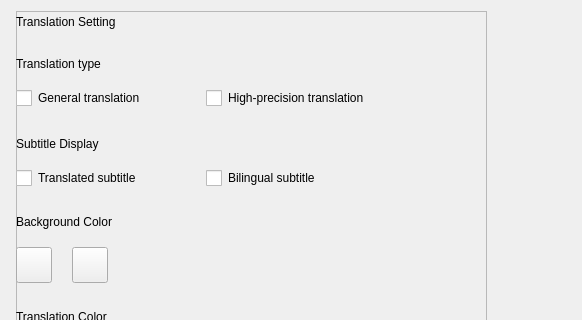
Old version of the form widget/Setting/SoundBot/WTranslationPage.ui in the repository yechaoGitHub/AI; both pictures show x 0 to 582 and y 0 to 320 of the 696 by 685 pixel window.
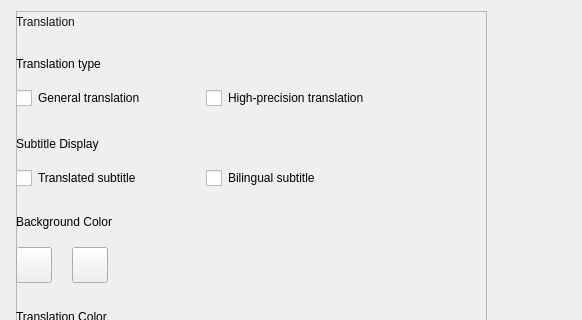
New version of the form. Icons and pictures are not drawn. Custom widgets are drawn as their Qt base class.

```diff
--- a/widget/Setting/SoundBot/WTranslationPage.ui
+++ b/widget/Setting/SoundBot/WTranslationPage.ui
@@ -69,10 +69,11 @@
          </size>
         </property>
         <property name="styleSheet">
-         <string notr="true">font: 18px &quot;微软雅黑&quot;;</string>
+         <string notr="true">font: 18px &quot;微软雅黑&quot;;
+color:#131313;</string>
         </property>
         <property name="text">
-         <string>Translation Setting</string>
+         <string>Translation </string>
         </property>
        </widget>
        <widget class="QLabel" name="label_2">
```
